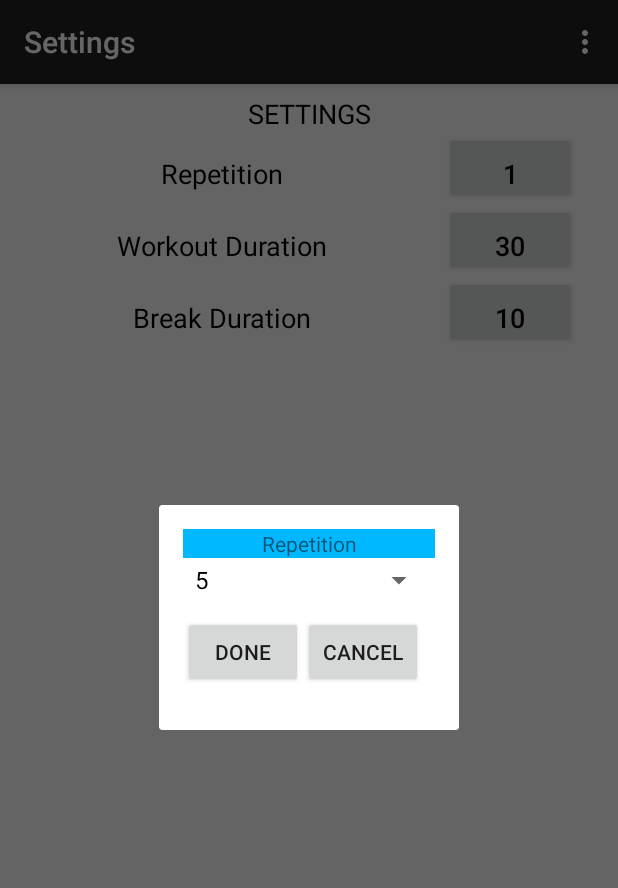
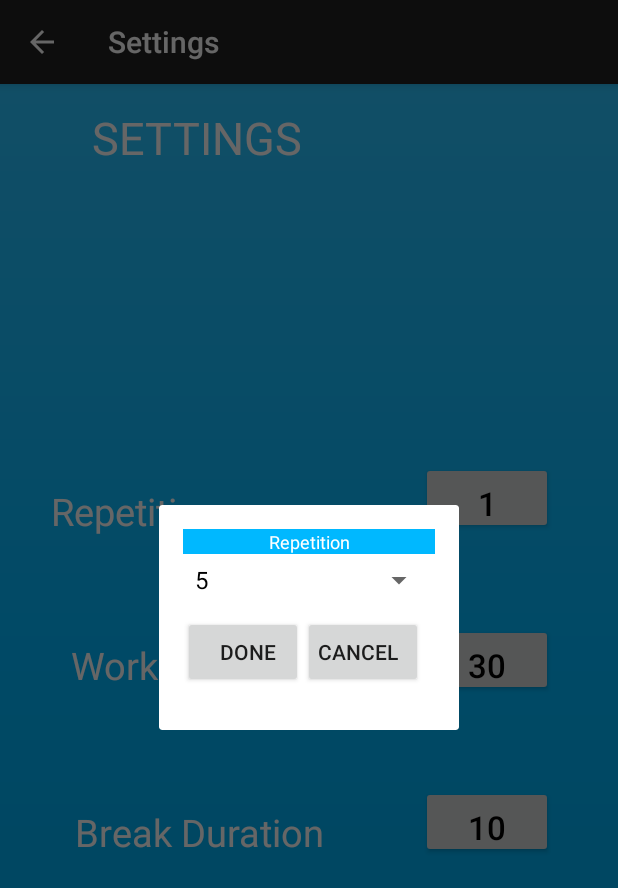
Before and after one commit to Cliffy38/CS4295-Mobile, an Android app: the Settings screen opened directly, with no data from a screen before it, after a tap on "10", on a phone screen of 412 x 824 dp. Shown: the top 888 px of the screen. Run offline under Robolectric (Android 15) with nearby library versions, the phone set to English and light mode, and no system bars.

Commit message:
Changed some layout

```diff
--- a/CS4295_Project/app/src/main/res/layout/activity_action1.xml
+++ b/CS4295_Project/app/src/main/res/layout/activity_action1.xml
@@ -1,9 +1,9 @@
 <LinearLayout xmlns:android="http://schemas.android.com/apk/res/android"
     android:id="@+id/LinearLayout1"
+    android:background="@drawable/gradient"
     android:layout_width="match_parent"
     android:layout_height="match_parent"
-    android:orientation="vertical"
-    android:background="#086A87">
+    android:orientation="vertical">
 
 
     <RelativeLayout
@@ -45,7 +45,6 @@
                 android:id="@+id/tvRound"
                 android:layout_width="wrap_content"
                 android:layout_height="wrap_content"
-                android:text="Round 1"
                 android:layout_gravity="center_horizontal|center"
                 android:textColor="#fff"
                 android:textSize="45dip"/>
@@ -73,8 +72,7 @@
         <ImageView
             android:id="@+id/imageView1"
             android:layout_width="wrap_content"
-            android:layout_height="wrap_content"
-            android:src="@drawable/action1" />
+            android:layout_height="wrap_content"/>
 
     </LinearLayout>
 
--- a/CS4295_Project/app/src/main/res/layout/activity_dialog.xml
+++ b/CS4295_Project/app/src/main/res/layout/activity_dialog.xml
@@ -1,6 +1,8 @@
 <RelativeLayout xmlns:android="http://schemas.android.com/apk/res/android"
-    xmlns:tools="http://schemas.android.com/tools" android:layout_width="200dp"
-    android:layout_height="150dp" android:paddingLeft="@dimen/activity_horizontal_margin"
+    xmlns:tools="http://schemas.android.com/tools"
+    android:layout_width="200dp"
+    android:layout_height="150dp"
+    android:paddingLeft="@dimen/activity_horizontal_margin"
     android:paddingRight="@dimen/activity_horizontal_margin"
     android:paddingTop="@dimen/activity_vertical_margin"
     android:paddingBottom="@dimen/activity_vertical_margin"
@@ -11,30 +13,33 @@
         android:layout_height="wrap_content"
         android:gravity="center_horizontal"
         android:textAlignment="center"
-        android:background="#ff00b8ff"/>
+        android:textColor="#ffffff"
+        android:background="#ff00b8ff"
+        android:textSize="12sp"
+        android:autoText="false"/>
 
     <Spinner
         android:id="@+id/dialog_spinner"
         android:layout_height="wrap_content"
         android:layout_width="fill_parent"
         android:layout_marginTop="10dp"
-        />
+        android:scrollbarSize="5dp"/>
 
     <Button
-    android:id="@+id/dialogOK"
-    android:layout_width="80dp"
-    android:layout_height="wrap_content"
-    android:text="Done"
-    android:layout_below="@id/dialog_spinner"
-    />
+        android:id="@+id/dialogOK"
+        android:layout_width="80dp"
+        android:layout_height="wrap_content"
+        android:paddingRight="5dp"
+        android:text="Done"
+        android:layout_below="@id/dialog_spinner"/>
 
     <Button
         android:id="@+id/dialogCancel"
         android:layout_width="80dp"
         android:layout_height="wrap_content"
+        android:paddingLeft="5dp"
         android:text="Cancel"
         android:layout_below="@id/dialog_spinner"
-        android:layout_toRightOf="@id/dialogOK"
-     />
+        android:layout_toRightOf="@id/dialogOK"/>
 
 </RelativeLayout>
--- a/CS4295_Project/app/src/main/res/layout/activity_home.xml
+++ b/CS4295_Project/app/src/main/res/layout/activity_home.xml
@@ -19,11 +19,12 @@
         android:layout_alignParentTop="true"
         android:layout_marginTop="77dp"
         android:background="#ff000000"
-        android:text="FitBro   "
+        android:text=" FitBro "
 
         android:textColor="#ffffffff"
         android:textSize="60sp"
-        android:textStyle="bold|italic" />
+        android:textStyle="bold|italic"
+        />
 
     <ImageButton
         android:id="@+id/Setting"
--- a/CS4295_Project/app/src/main/res/layout/activity_pause.xml
+++ b/CS4295_Project/app/src/main/res/layout/activity_pause.xml
@@ -2,29 +2,32 @@
 android:layout_width="fill_parent"
 android:layout_height="fill_parent"
 android:orientation="vertical"
-android:background="#086A87">
+android:background="@drawable/gradient">
 
     <TextView
         android:layout_width="wrap_content"
         android:layout_height="wrap_content"
         android:textAppearance="?android:attr/textAppearanceSmall"
         android:text="Small Text"
-        android:id="@+id/tv_timeLeft" />
+        android:id="@+id/tv_timeLeft"
+        android:visibility="invisible"/>
 
     <TextView
         android:layout_width="wrap_content"
         android:layout_height="wrap_content"
         android:text="New Text"
-        android:id="@+id/tv_ActionId" />
+        android:id="@+id/tv_ActionId"
+        android:visibility="invisible"/>
 
     <TextView
         android:id="@+id/pause"
         android:layout_width="fill_parent"
         android:layout_height="wrap_content"
         android:gravity="center_horizontal"
-        android:layout_marginTop="150dp"
+        android:layout_marginTop="130dp"
+        android:paddingBottom="40dp"
         android:text="@string/pause"
-        android:textSize="50dp"
+        android:textSize="60dp"
         android:textAppearance="?android:attr/textAppearanceLarge" />
 
     <LinearLayout
--- a/CS4295_Project/app/src/main/res/layout/activity_settings.xml
+++ b/CS4295_Project/app/src/main/res/layout/activity_settings.xml
@@ -1,6 +1,7 @@
 <?xml version="1.0" encoding="utf-8"?>
-<LinearLayout xmlns:android="http://schemas.android.com/apk/res/android"
+<RelativeLayout xmlns:android="http://schemas.android.com/apk/res/android"
     android:id="@+id/Setting"
+    android:background="@drawable/gradient"
     android:layout_width="match_parent"
     android:layout_height="match_parent"
     android:orientation="vertical">
@@ -11,39 +12,50 @@
         android:layout_height="wrap_content"
         android:gravity="center"
         android:lines="1"
-        android:paddingBottom="0dp"
-        android:paddingLeft="0dp"
+        android:paddingBottom="15dp"
+        android:paddingLeft="-150dp"
         android:paddingRight="0dp"
-        android:paddingTop="7dp"
+        android:paddingTop="15dp"
         android:text="SETTINGS"
-        android:textAlignment="center"
-        android:textColor="#000000"
-        android:textSize="18sp"></TextView>
+        android:textColor="#ffffff"
+        android:textSize="30sp"
+        android:layout_alignParentTop="true"
+        android:layout_alignParentStart="true"></TextView>
 
-    <LinearLayout
+    <Button
+        android:id="@+id/Break"
         android:layout_width="wrap_content"
         android:layout_height="wrap_content"
-        android:orientation="vertical">
-
-        <LinearLayout
-            android:layout_width="wrap_content"
-            android:layout_height="wrap_content"
-            android:orientation="horizontal">
-
-            <TextView
-                android:id="@+id/settingTitle1"
-                android:layout_width="@dimen/abc_panel_menu_list_width"
-                android:layout_height="wrap_content"
-                android:gravity="center_horizontal"
+        android:gravity="center"
         android:lines="1"
         android:paddingBottom="0dp"
         android:paddingLeft="0dp"
         android:paddingRight="0dp"
         android:paddingTop="7dp"
-                android:text="Repetition"
-                android:textAlignment="center"
+        android:text="0"
         android:textColor="#000000"
-                android:textSize="18sp"></TextView>
+        android:textSize="22sp"
+        android:layout_marginEnd="43dp"
+        android:layout_marginTop="60dp"
+        android:layout_below="@+id/Workout"
+        android:layout_alignParentEnd="true" />
+
+    <Button
+        android:id="@+id/Workout"
+        android:layout_width="wrap_content"
+        android:layout_height="wrap_content"
+
+        android:gravity="center"
+        android:lines="1"
+        android:paddingBottom="0dp"
+        android:paddingLeft="0dp"
+        android:paddingRight="0dp"
+        android:paddingTop="7dp"
+        android:text="0"
+        android:textColor="#000000"
+        android:textSize="22sp"
+        android:layout_centerVertical="true"
+        android:layout_alignStart="@+id/Break" />
 
     <Button
         android:id="@+id/Repetition"
@@ -58,80 +70,58 @@
         android:paddingTop="7dp"
         android:text="0"
         android:textColor="#000000"
-                android:textSize="18sp"></Button>
-        </LinearLayout>
-
-        <LinearLayout
-            android:layout_width="wrap_content"
-            android:layout_height="wrap_content"
-            android:orientation="horizontal">
+        android:textSize="22sp"
+        android:layout_above="@+id/Workout"
+        android:layout_alignStart="@+id/Workout"
+        android:layout_marginBottom="60dp" />
 
     <TextView
-                android:id="@+id/settingTitle2"
+        android:id="@+id/breakTextView"
         android:layout_width="@dimen/abc_panel_menu_list_width"
         android:layout_height="wrap_content"
         android:gravity="center_horizontal"
         android:lines="1"
         android:paddingBottom="0dp"
-                android:paddingLeft="0dp"
+        android:paddingLeft="-15dp"
         android:paddingRight="0dp"
-                android:paddingTop="7dp"
-                android:text="Workout Duration"
-                android:textAlignment="center"
-                android:textColor="#000000"
-                android:textSize="18sp"></TextView>
-
-            <Button
-                android:id="@+id/Workout"
-                android:layout_width="wrap_content"
-                android:layout_height="wrap_content"
-
-                android:gravity="center"
-                android:lines="1"
-                android:paddingBottom="0dp"
-                android:paddingLeft="0dp"
-                android:paddingRight="0dp"
-                android:paddingTop="7dp"
-                android:text="0"
-                android:textColor="#000000"
-                android:textSize="18sp"></Button>
-        </LinearLayout>
-
-        <LinearLayout
-            android:layout_width="wrap_content"
-            android:layout_height="wrap_content"
-            android:orientation="horizontal">
+        android:paddingTop="13dp"
+        android:text="Break Duration"
+        android:textColor="#ffffff"
+        android:textSize="25sp"
+        android:layout_alignTop="@+id/Break"
+        android:layout_alignParentStart="true"
+        android:layout_toStartOf="@+id/Break" />
 
     <TextView
-                android:id="@+id/settingTitle3"
+        android:id="@+id/workoutTextView"
         android:layout_width="@dimen/abc_panel_menu_list_width"
         android:layout_height="wrap_content"
         android:gravity="center_horizontal"
         android:lines="1"
         android:paddingBottom="0dp"
-                android:paddingLeft="0dp"
+        android:paddingLeft="10dp"
         android:paddingRight="0dp"
         android:paddingTop="7dp"
-                android:text="Break Duration"
-                android:textAlignment="center"
-                android:textColor="#000000"
-                android:textSize="18sp"></TextView>
+        android:text="Workout Duration"
+        android:textColor="#ffffff"
+        android:textSize="25sp"
+        android:layout_centerVertical="true"
+        android:layout_toStartOf="@+id/Workout" />
 
-            <Button
-                android:id="@+id/Break"
-                android:layout_width="wrap_content"
+    <TextView
+        android:id="@+id/repetitionTextView"
+        android:layout_width="@dimen/abc_panel_menu_list_width"
         android:layout_height="wrap_content"
-                android:gravity="center"
+        android:gravity="center_horizontal"
         android:lines="1"
         android:paddingBottom="0dp"
-                android:paddingLeft="0dp"
+        android:paddingLeft="-115dp"
         android:paddingRight="0dp"
+        android:paddingTop="15dp"
+        android:text="Repetition"
+        android:textColor="#ffffff"
+        android:textSize="25sp"
+        android:layout_alignTop="@+id/Repetition"
+        android:layout_alignParentStart="true" />
 
-                android:paddingTop="7dp"
-                android:text="0"
-                android:textColor="#000000"
-                android:textSize="18sp"></Button>
-        </LinearLayout>
-    </LinearLayout>
-
-</LinearLayout>
+</RelativeLayout>
--- a/CS4295_Project/app/src/main/res/menu/menu_settings.xml
+++ b/CS4295_Project/app/src/main/res/menu/menu_settings.xml
@@ -6,5 +6,6 @@
         android:id="@+id/action_settings"
         android:orderInCategory="100"
         android:title="@string/action_settings"
-        app:showAsAction="never" />
+        app:showAsAction="never"
+        android:visible="false"/>
 </menu>
--- a/CS4295_Project/app/src/main/res/values/strings.xml
+++ b/CS4295_Project/app/src/main/res/values/strings.xml
@@ -7,6 +7,7 @@
 <!--Title name of Pages-->
     <string name="title_activity_acc_test">Acc Test</string>
     <string name="title_activity_timer">Timer</string>
+    <string name="title_activity_settings">Settings</string>
 
 <!--AccTestActivity-->
    <string name="x_axis">X-Axis</string>
@@ -17,10 +18,9 @@
     <string name="pause">PAUSE</string>
 
 <!--Title for menu bar-->
-    <string name="action_settings">Settings</string>
+    <string name="action_settings">Setting</string>
     <string name="action_home">Home</string>
     <string name="action_back">Back</string>
-    <string name="title_activity_settings">Settings</string>
 
 <!--Setting prefs-->
     <string name="repeat">repeat</string>
```
Also changed, not shown: CS4295_Project/app/src/main/AndroidManifest.xml (+6 -6 lines). Lines whose indentation alone changed are shown as unchanged.
